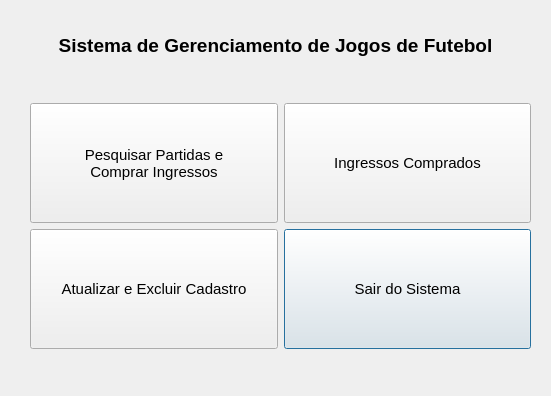
Old version of the form MatchManagerSystem/customermenu.ui in the repository luisfcardoso/matchmanagersystem.
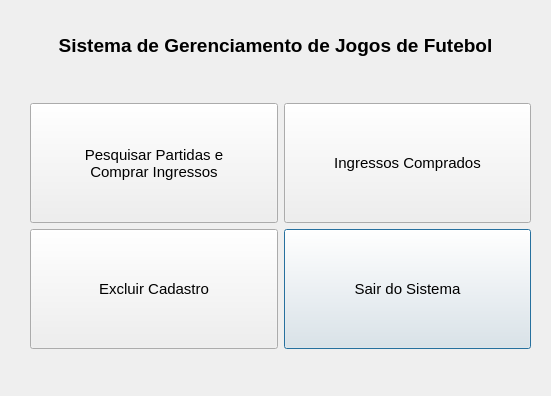
New version of the form.

Patch:
```diff
--- a/MatchManagerSystem/customermenu.ui
+++ b/MatchManagerSystem/customermenu.ui
@@ -86,7 +86,7 @@
          </font>
         </property>
         <property name="text">
-         <string>Atualizar e Excluir Cadastro</string>
+         <string>Excluir Cadastro</string>
         </property>
        </widget>
       </item>
```
Left out of the diff: 4 changed lines with no effect on the pictures.
